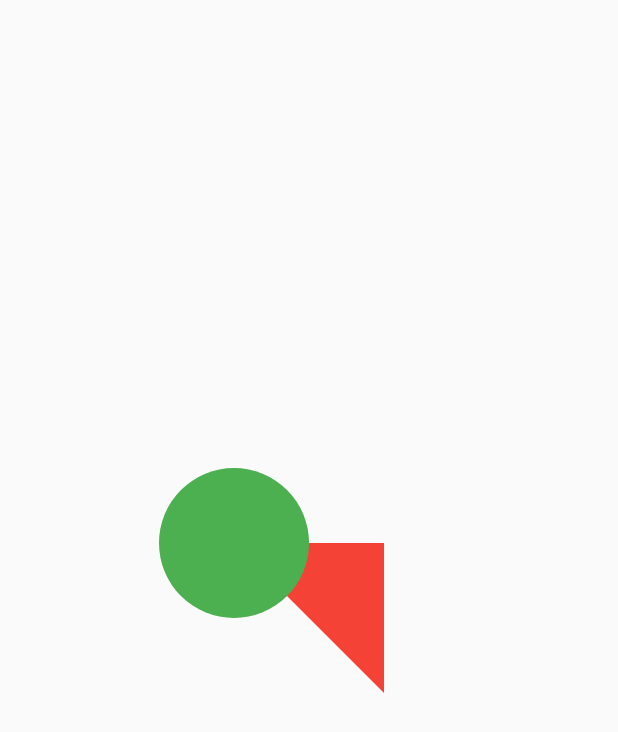
After one commit to hmmisthisgood/july-morning, a Flutter app: the CPainterSCreen screen opened directly, on a phone screen of 412 x 824 dp. The commit adds this screen. Shown: the top 732 px of the screen. Run offline on Flutter 3.47's test engine with Material 2 defaults, Android fonts, the phone set to English and light mode, and no system bars; our stand-ins replace animated_bottom_navigation_bar, cached_network_image, dio, equatable, firebase_auth, firebase_core and 9 more; missing offline and left inert: flutter_facebook_auth; accounts and stored records are empty.

Commit message:
Added custom painter and clipper

```diff
--- /dev/null
+++ b/anim/lib/screen/custom_painter_screen.dart
@@ -0,0 +1,33 @@
+import 'package:anim/painter/our_painter.dart';
+import 'package:flutter/material.dart';
+
+class CPainterSCreen extends StatelessWidget {
+  const CPainterSCreen({Key? key}) : super(key: key);
+
+  @override
+  Widget build(BuildContext context) {
+    return Scaffold(
+      body: Center(
+          child: CustomPaint(
+        painter: OurPainter(),
+        child: Container(
+          height: 100,
+          width: 100,
+        ),
+      )),
+    );
+  }
+}
+
+
+
+
+
+
+
+
+
+
+
+/// CustomPaint
+/// CustomPainter
--- a/anim/lib/screen/homepage.dart
+++ b/anim/lib/screen/homepage.dart
@@ -1,4 +1,6 @@
 import 'package:anim/page_transition/vertical_transitions.dart';
+import 'package:anim/screen/custom_clipper_screen.dart';
+import 'package:anim/screen/custom_painter_screen.dart';
 import 'package:anim/screen/falling_screen.dart';
 import 'package:anim/screen/hero1.dart';
 import 'package:anim/screen/lottie_animation.dart';
@@ -18,6 +20,8 @@ class Homepage extends StatelessWidget {
     {"title": "Transform widget", "widget": TransformScreen()},
     {"title": "Animated builder", "widget": AnimBuilderScreen()},
     {"title": "Falling screen", "widget": FallingScreen()},
+    {"title": "Custom Painter builder", "widget": CPainterSCreen()},
+    {"title": "Custom Clipper screen", "widget": CClipperSCreen()},
   ];
   @override
   Widget build(BuildContext context) {
@@ -31,7 +35,7 @@ class Homepage extends StatelessWidget {
               onPressed: () {
                 // Navigator.push(
                 //     context, MaterialPageRoute(builder: (_) => page['widget']));
-                Navigator.push(context, scaleRoute(page['widget']));
+                Navigator.push(context, BottomToUp(page['widget']));
               },
               color: Colors.green,
               child: Text(
--- a/anim/pubspec.yaml
+++ b/anim/pubspec.yaml
@@ -35,6 +35,7 @@ dependencies:
   # Use with the CupertinoIcons class for iOS style icons.
   cupertino_icons: ^1.0.2
   lottie:
+  flutter_custom_clippers: ^2.0.0
 dev_dependencies:
   flutter_test:
     sdk: flutter
```
Also changed, not shown: anim/lib/clippers/shape_clipper.dart (added, +31 -0 lines), anim/lib/page_transition/vertical_transitions.dart (+0 -15 lines), anim/lib/painter/our_painter.dart (added, +31 -0 lines), anim/lib/screen/custom_clipper_screen.dart (added, +36 -0 lines), anim/pubspec.lock.
